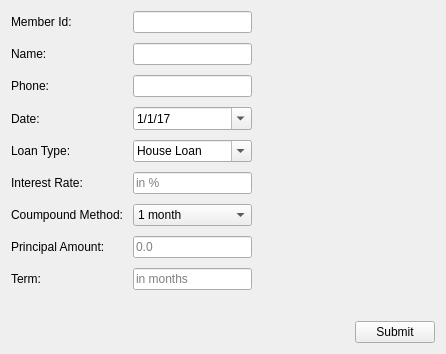
Before: the Qt Designer form Pages/UI/newLoan.ui in akhilesh26/CSMS, drawn with Qt 5.
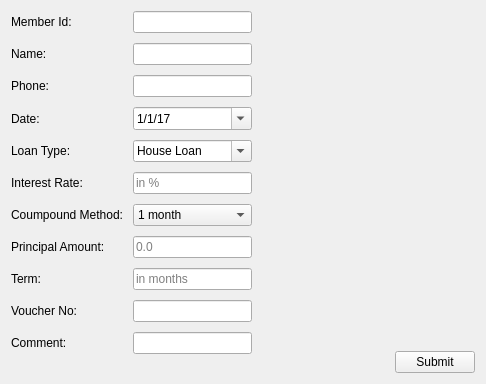
After: the same form once the commit is applied.

What changed in the file:
```diff
--- a/Pages/UI/newLoan.ui
+++ b/Pages/UI/newLoan.ui
@@ -6,8 +6,8 @@
    <rect>
     <x>0</x>
     <y>0</y>
-    <width>446</width>
-    <height>354</height>
+    <width>486</width>
+    <height>384</height>
    </rect>
   </property>
   <property name="windowTitle">
@@ -195,6 +195,26 @@
        </property>
       </widget>
      </item>
+     <item row="9" column="0">
+      <widget class="QLabel" name="label_10">
+       <property name="text">
+        <string>Voucher No:</string>
+       </property>
+      </widget>
+     </item>
+     <item row="9" column="1">
+      <widget class="QLineEdit" name="voucherNoLineEdit"/>
+     </item>
+     <item row="10" column="0">
+      <widget class="QLabel" name="label_11">
+       <property name="text">
+        <string>Comment:</string>
+       </property>
+      </widget>
+     </item>
+     <item row="10" column="1">
+      <widget class="QLineEdit" name="commentLineEdit"/>
+     </item>
     </layout>
    </item>
    <item>
```
